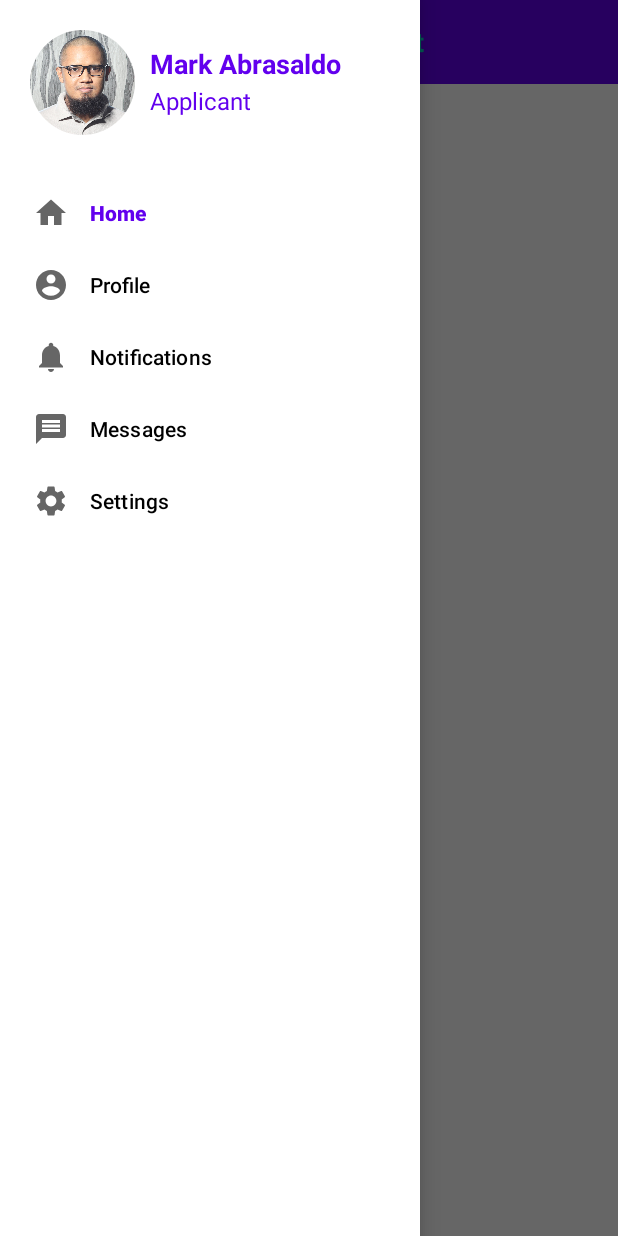
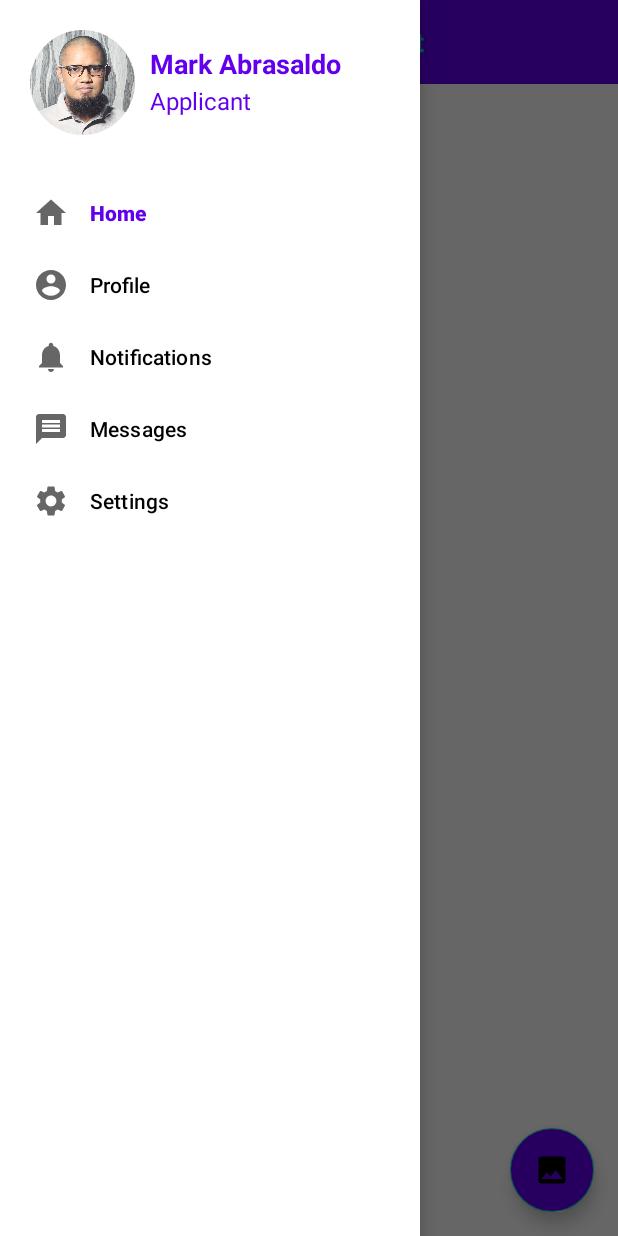
Before and after one commit to abrasaldomark/Assessment, an Android app: the screen it shows after launch (MainActivity), with the side drawer open, on a phone screen of 412 x 824 dp. Run offline under Robolectric (Android 15) with nearby library versions, the phone set to English and light mode, and no system bars; our stand-ins replace navigation-ui; plain views replace RoundedImageView.

Commit message:
Floating action button

```diff
--- a/app/src/main/java/com/sociosoftware/myapplication/MainActivity.java
+++ b/app/src/main/java/com/sociosoftware/myapplication/MainActivity.java
@@ -8,10 +8,13 @@ import androidx.navigation.NavController;
 import androidx.navigation.Navigation;
 import androidx.navigation.ui.NavigationUI;
 
+import android.content.Context;
 import android.os.Bundle;
 import android.view.Menu;
 import android.view.View;
+import android.widget.Toast;
 
+import com.google.android.material.floatingactionbutton.FloatingActionButton;
 import com.google.android.material.navigation.NavigationView;
 
 public class MainActivity extends AppCompatActivity {
@@ -35,6 +38,20 @@ public class MainActivity extends AppCompatActivity {
         NavController navController = Navigation.findNavController(this, R.id.navHostFragment);
         NavigationUI.setupWithNavController(navigationView, navController);
 
+        FloatingActionButton floatingActionButton = findViewById(R.id.fab);
+
+        floatingActionButton.setOnClickListener(new View.OnClickListener() {
+            @Override
+            public void onClick(View view) {
+                Context context = getApplicationContext();
+                CharSequence text = "FAB!";
+                int duration = Toast.LENGTH_SHORT;
+
+                Toast toast = Toast.makeText(context, text, duration);
+                toast.show();
+            }
+        });
+
 
     }
 }
--- /dev/null
+++ b/app/src/main/res/drawable/ic_baseline_image_24.xml
@@ -0,0 +1,10 @@
+<vector xmlns:android="http://schemas.android.com/apk/res/android"
+    android:width="24dp"
+    android:height="24dp"
+    android:viewportWidth="24"
+    android:viewportHeight="24"
+    android:tint="?attr/colorControlNormal">
+  <path
+      android:fillColor="@android:color/white"
+      android:pathData="M21,19V5c0,-1.1 -0.9,-2 -2,-2H5c-1.1,0 -2,0.9 -2,2v14c0,1.1 0.9,2 2,2h14c1.1,0 2,-0.9 2,-2zM8.5,13.5l2.5,3.01L14.5,12l4.5,6H5l3.5,-4.5z"/>
+</vector>
--- a/app/src/main/res/layout/activity_main.xml
+++ b/app/src/main/res/layout/activity_main.xml
@@ -52,6 +52,21 @@
             app:defaultNavHost="true"
             app:navGraph="@navigation/main"/>
 
+        <com.google.android.material.floatingactionbutton.FloatingActionButton
+            android:id="@+id/fab"
+            android:layout_width="wrap_content"
+            android:layout_height="wrap_content"
+            android:layout_gravity="end|bottom"
+            android:layout_margin="16dp"
+            android:layout_marginBottom="16dp"
+            android:backgroundTint="@color/colorPrimary"
+            android:elevation="6dp"
+            android:src="@drawable/ic_baseline_image_24"
+            app:fabSize="normal"
+            app:layout_constraintBottom_toBottomOf="parent"
+            app:layout_constraintEnd_toEndOf="parent"
+            app:layout_constraintHorizontal_bias="1.0"
+            app:layout_constraintStart_toStartOf="parent" />
 
     </androidx.constraintlayout.widget.ConstraintLayout>
 
--- a/app/src/main/res/layout/fragment_home.xml
+++ b/app/src/main/res/layout/fragment_home.xml
@@ -3,6 +3,7 @@
     xmlns:tools="http://schemas.android.com/tools"
     android:layout_width="match_parent"
     android:layout_height="match_parent"
+    xmlns:app="http://schemas.android.com/apk/res-auto"
     tools:context=".HomeFragment">
 
     <TextView
```
